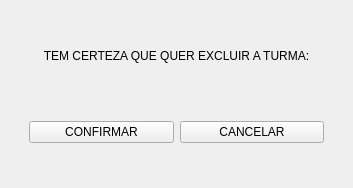
Old version of the form App/view/ui/deleteClass.ui in the repository Caiquef80/Gerenciamento-Escolar.
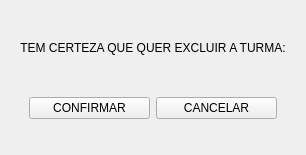
New version of the form.

Patch:
```diff
--- a/App/view/ui/deleteClass.ui
+++ b/App/view/ui/deleteClass.ui
@@ -6,8 +6,8 @@
    <rect>
     <x>0</x>
     <y>0</y>
-    <width>353</width>
-    <height>188</height>
+    <width>280</width>
+    <height>155</height>
    </rect>
   </property>
   <property name="windowTitle">
```
